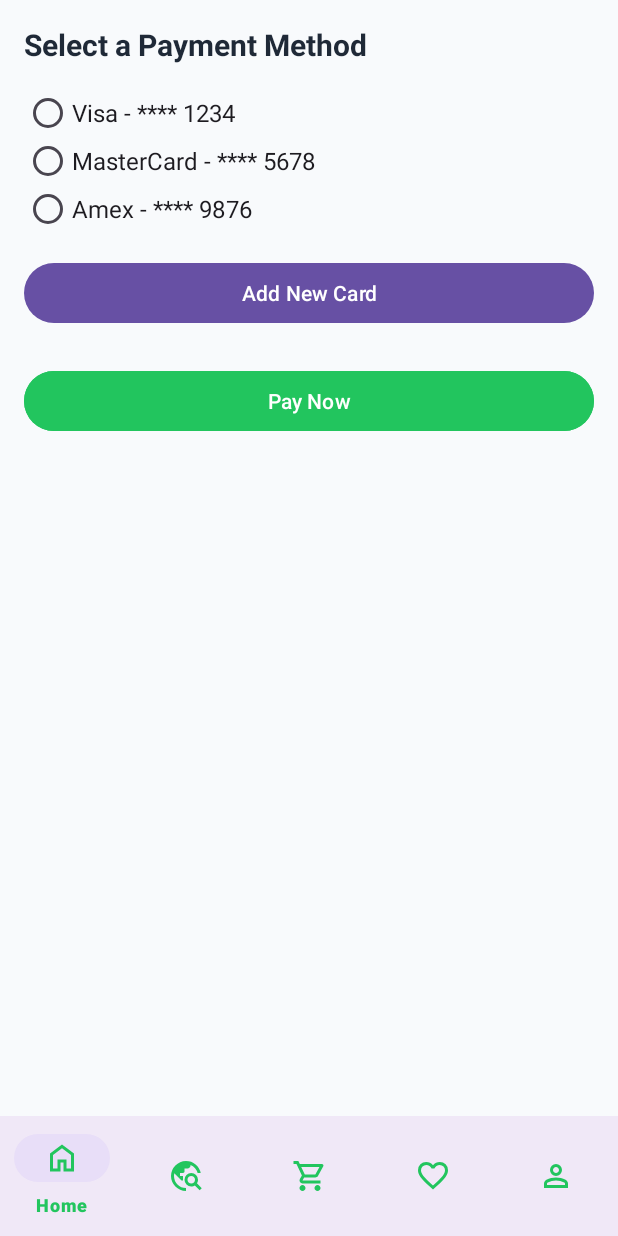
After one commit to Bailualiya/FreshToGo, an Android app: the fragment CheckoutFragment placed in its activity, on a phone screen of 412 x 824 dp. The commit adds this screen. Run offline under Robolectric (Android 15) with nearby library versions, the phone set to English and light mode, and no system bars.

Commit message:
checkout feature

```diff
--- /dev/null
+++ b/app/src/main/java/com/example/freshtogo/CardManager.java
@@ -0,0 +1,24 @@
+package com.example.freshtogo;
+
+import java.util.ArrayList;
+import java.util.List;
+
+public class CardManager {
+
+    private static final List<String> savedCards = new ArrayList<>();
+
+    static {
+
+        savedCards.add("Visa - **** 1234");
+        savedCards.add("MasterCard - **** 5678");
+        savedCards.add("Amex - **** 9876");
+    }
+
+    public static List<String> getSavedCards() {
+        return new ArrayList<>(savedCards);
+    }
+
+    public static void addCard(String card) {
+        savedCards.add(card);
+    }
+}
--- /dev/null
+++ b/app/src/main/java/com/example/freshtogo/CheckoutFragment.java
@@ -0,0 +1,72 @@
+package com.example.freshtogo;
+
+import android.os.Bundle;
+import android.view.LayoutInflater;
+import android.view.View;
+import android.view.ViewGroup;
+import android.widget.Button;
+import android.widget.RadioButton;
+import android.widget.RadioGroup;
+import android.widget.Toast;
+
+import androidx.annotation.NonNull;
+import androidx.annotation.Nullable;
+import androidx.fragment.app.Fragment;
+
+import java.util.Arrays;
+import java.util.List;
+
+public class CheckoutFragment extends Fragment {
+
+    private String selectedCard = null;
+
+    @Nullable
+    @Override
+    public View onCreateView(@NonNull LayoutInflater inflater,
+                             @Nullable ViewGroup container,
+                             @Nullable Bundle savedInstanceState) {
+        View view = inflater.inflate(R.layout.fragment_checkout, container, false);
+
+        RadioGroup cardGroup = view.findViewById(R.id.card_radio_group);
+        Button addCardButton = view.findViewById(R.id.add_card_button);
+        Button payNowButton = view.findViewById(R.id.pay_now_button);
+
+
+        List<String> cards = CardManager.getSavedCards();
+
+
+        for (String card : cards) {
+            RadioButton radio = new RadioButton(getContext());
+            radio.setText(card);
+            radio.setTextSize(16);
+            cardGroup.addView(radio);
+
+            radio.setOnClickListener(v -> selectedCard = card);
+        }
+
+        addCardButton.setOnClickListener(v -> {
+            // Go to add card screen
+            requireActivity().getSupportFragmentManager()
+                    .beginTransaction()
+                    .replace(R.id.fragment_container, new AddCardFragment())
+                    .addToBackStack(null)
+                    .commit();
+        });
+
+        payNowButton.setOnClickListener(v -> {
+            if (selectedCard == null) {
+                Toast.makeText(getContext(), "Please select a card", Toast.LENGTH_SHORT).show();
+            } else {
+                CartManager.clearCart();
+                Toast.makeText(getContext(), "Payment Successful with " + selectedCard, Toast.LENGTH_LONG).show();
+
+                requireActivity().getSupportFragmentManager()
+                        .beginTransaction()
+                        .replace(R.id.fragment_container, new HomeFragment())
+                        .commit();
+            }
+        });
+
+        return view;
+    }
+}
--- /dev/null
+++ b/app/src/main/res/layout/fragment_checkout.xml
@@ -0,0 +1,43 @@
+<?xml version="1.0" encoding="utf-8"?>
+<ScrollView xmlns:android="http://schemas.android.com/apk/res/android"
+    android:layout_width="match_parent"
+    android:layout_height="match_parent"
+    android:background="#F8FAFC"
+    android:padding="16dp">
+
+    <LinearLayout
+        android:orientation="vertical"
+        android:layout_width="match_parent"
+        android:layout_height="wrap_content">
+
+        <TextView
+            android:text="Select a Payment Method"
+            android:textSize="20sp"
+            android:textStyle="bold"
+            android:textColor="#1F2937"
+            android:layout_marginBottom="16dp"
+            android:layout_width="wrap_content"
+            android:layout_height="wrap_content" />
+
+        <RadioGroup
+            android:id="@+id/card_radio_group"
+            android:layout_width="match_parent"
+            android:layout_height="wrap_content" />
+
+        <Button
+            android:id="@+id/add_card_button"
+            android:text="Add New Card"
+            android:layout_marginTop="16dp"
+            android:layout_width="match_parent"
+            android:layout_height="wrap_content" />
+
+        <Button
+            android:id="@+id/pay_now_button"
+            android:text="Pay Now"
+            android:layout_marginTop="24dp"
+            android:backgroundTint="#22C55E"
+            android:textColor="@android:color/white"
+            android:layout_width="match_parent"
+            android:layout_height="wrap_content" />
+    </LinearLayout>
+</ScrollView>
```
Also changed, not shown: app/src/main/java/com/example/freshtogo/AddCardFragment.java (added, +53 -0 lines), app/src/main/java/com/example/freshtogo/CartFragment.java (+10 -0 lines), app/src/main/res/layout/fragment_add_card.xml (added, +65 -0 lines).
